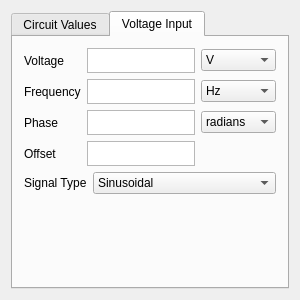
Above: graphical-rlc/CircuitOptions.ui from blaksmith205/graphical-rlc before the change. Below: the same form after it.
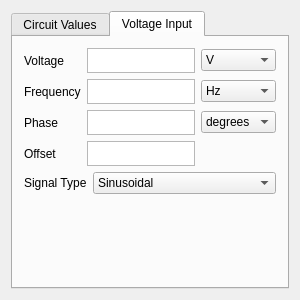
That is the form after the change. The open tabs and pages were chosen to show the change.

Commit message: Creates data with proper default units

The edit to the form file:
```diff
--- a/graphical-rlc/CircuitOptions.ui
+++ b/graphical-rlc/CircuitOptions.ui
@@ -335,6 +335,9 @@
              <height>0</height>
             </size>
            </property>
+           <property name="currentIndex">
+            <number>1</number>
+           </property>
            <item>
             <property name="text">
              <string>radians</string>
```
Left out of the diff: 2 changed lines with no effect on the pictures. The commit also changes 2 other files.
